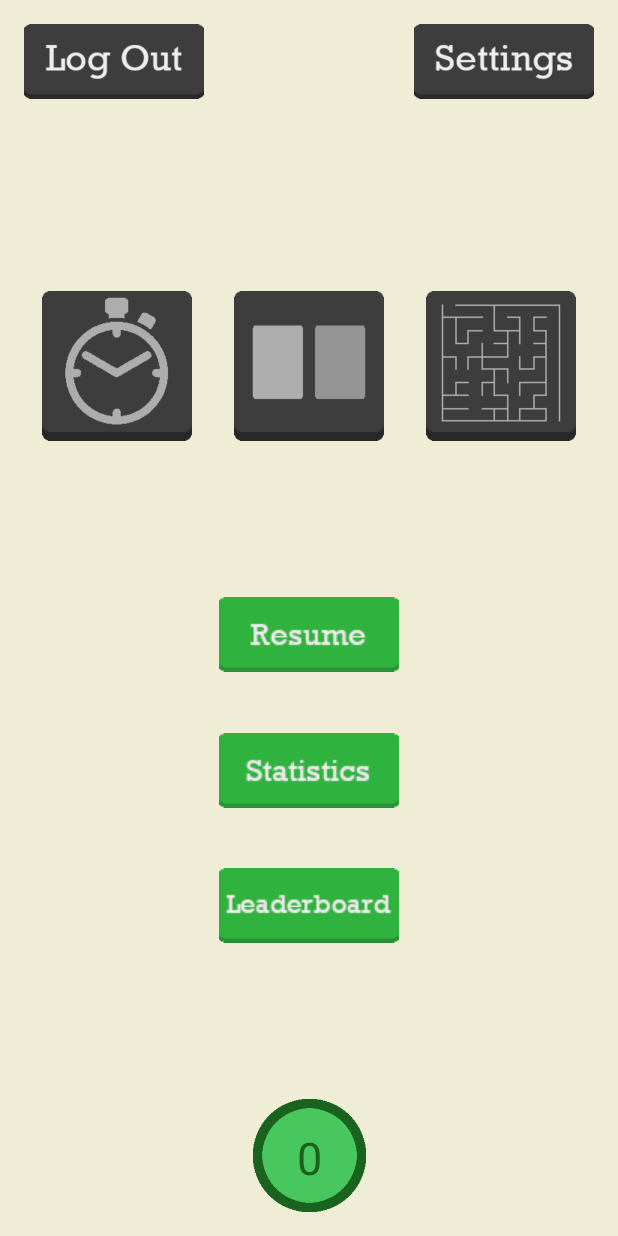
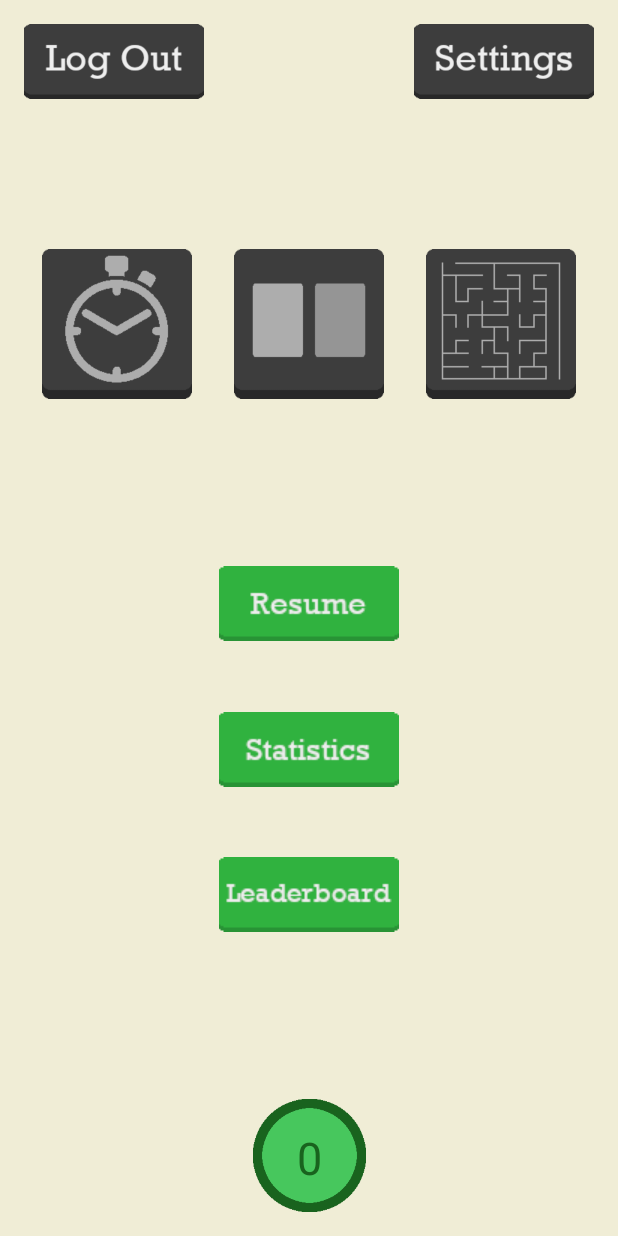
Before and after one commit to KNurmik/The-Game, an Android app: the StartActivity screen opened directly, with no data from a screen before it, on a phone screen of 412 x 824 dp. Run offline under Robolectric (Android 15) with nearby library versions, the phone set to English and light mode, and no system bars; 3 statements that could not run were skipped.

Commit message:
Changed positions of start menu buttons

```diff
--- a/phase2/app/src/main/res/layout/activity_start.xml
+++ b/phase2/app/src/main/res/layout/activity_start.xml
@@ -11,7 +11,7 @@
         android:id="@+id/startMatch"
         android:layout_width="100dp"
         android:layout_height="100dp"
-        android:layout_marginTop="128dp"
+        android:layout_marginTop="100dp"
         android:background="@drawable/icon_match"
         app:layout_constraintEnd_toStartOf="@+id/startMaze"
         app:layout_constraintHorizontal_bias="0.5"
@@ -73,7 +73,7 @@
         android:id="@+id/startReact"
         android:layout_width="100dp"
         android:layout_height="100dp"
-        android:layout_marginTop="128dp"
+        android:layout_marginTop="100dp"
         android:background="@drawable/icon_reaction"
         app:layout_constraintEnd_toStartOf="@+id/startMatch"
         app:layout_constraintHorizontal_bias="0.5"
@@ -84,7 +84,7 @@
         android:id="@+id/startMaze"
         android:layout_width="100dp"
         android:layout_height="100dp"
-        android:layout_marginTop="128dp"
+        android:layout_marginTop="100dp"
         android:background="@drawable/icon_maze"
         app:layout_constraintEnd_toEndOf="parent"
         app:layout_constraintHorizontal_bias="0.5"
```
